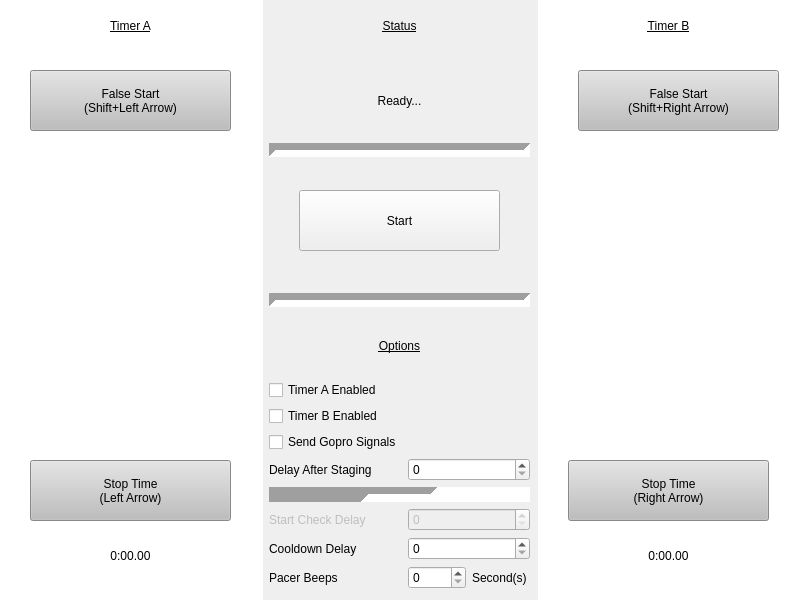
Before: the Qt Designer form V2/GUI.ui in Quantum158/SpeedController, drawn with Qt 5.
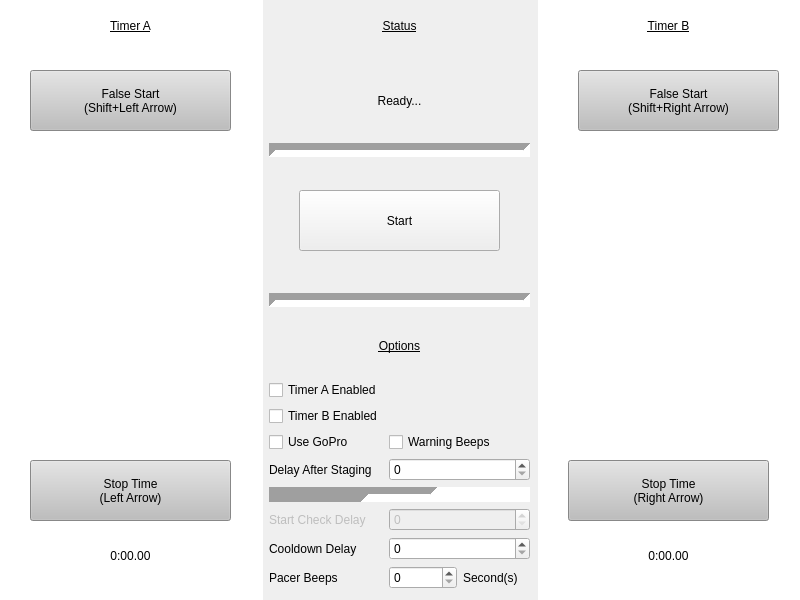
After: the same form once the commit is applied.

Diff of the .ui file:
```diff
--- a/V2/GUI.ui
+++ b/V2/GUI.ui
@@ -382,7 +382,17 @@
          <item row="2" column="0">
           <widget class="QCheckBox" name="checkGoProCommands">
            <property name="text">
-            <string>Send Gopro Signals</string>
+            <string>Use GoPro</string>
+           </property>
+          </widget>
+         </item>
+         <item row="2" column="1">
+          <widget class="QCheckBox" name="GoProWarningBeeps">
+           <property name="layoutDirection">
+            <enum>Qt::LeftToRight</enum>
+           </property>
+           <property name="text">
+            <string>Warning Beeps</string>
            </property>
           </widget>
          </item>
```
Left out of the diff: 2 changed lines with no effect on the pictures.
